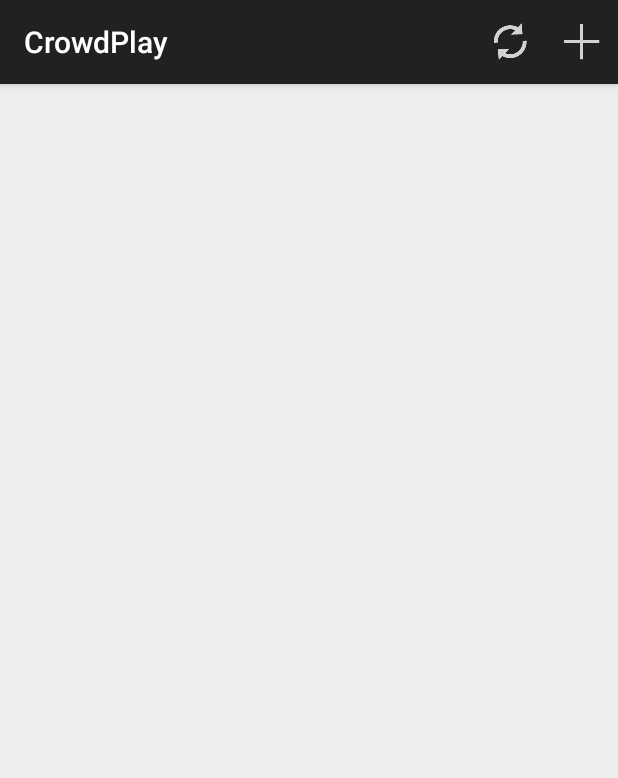
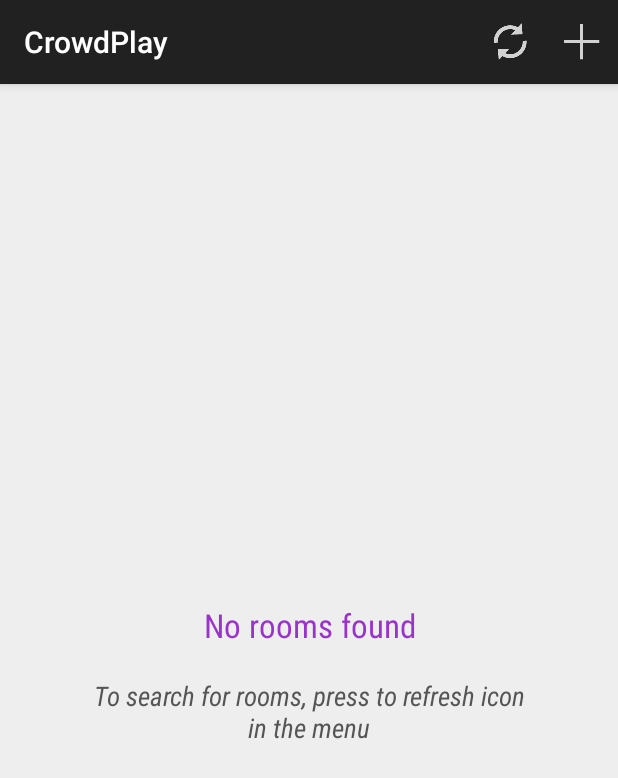
Before and after one commit to leovanhaaren/CrowdPlay, an Android app: the screen it shows after launch (RoomsOverviewActivity), on a phone screen of 412 x 824 dp. Shown: the top 778 px of the screen. Run offline under Robolectric (Android 15) with nearby library versions, the phone set to English and light mode, and no system bars; libraries missing offline, so code that uses them is left out: com.j256.ormlite; 3 statements that could not run were skipped.

Commit message:
Added empty room state

```diff
--- a/app/src/main/res/layout/activity_rooms_overview.xml
+++ b/app/src/main/res/layout/activity_rooms_overview.xml
@@ -5,12 +5,45 @@
     tools:context="com.jvrhenen.crowdplay.app.RoomsOverviewActivity"
     android:background="#eee">
 
+    <FrameLayout
+        android:layout_width="fill_parent"
+        android:layout_height="fill_parent">
+
+        <LinearLayout
+            android:orientation="vertical"
+            android:layout_width="fill_parent"
+            android:layout_height="fill_parent"
+            android:gravity="center"
+            android:layout_marginTop="3dp"
+            android:layout_marginBottom="3dp">
+
+            <TextView
+                android:layout_width="fill_parent"
+                android:layout_height="wrap_content"
+                android:text="@string/rooms_overview_emptystate_title"
+                android:layout_gravity="center"
+                android:gravity="center"
+                android:layout_margin="20dp"
+                android:textAppearance="@style/Player.EmptyState.Title" />
+
+            <TextView
+                android:layout_width="fill_parent"
+                android:layout_height="wrap_content"
+                android:text="@string/rooms_overview_emptystate_text"
+                android:layout_gravity="center"
+                android:gravity="center"
+                android:textAppearance="@style/Player.EmptyState.Text"
+                android:layout_marginRight="55dp"
+                android:layout_marginLeft="55dp" />
+        </LinearLayout>
+
         <ListView
             android:layout_width="wrap_content"
             android:layout_height="wrap_content"
             android:id="@+id/listView"
             android:layout_alignParentLeft="true"
             android:layout_alignParentStart="true"
-        android:layout_alignParentTop="true"
-        android:longClickable="true" />
+            android:longClickable="true"
+            android:background="#eee" />
+    </FrameLayout>
 </RelativeLayout>
--- a/app/src/main/res/values/strings.xml
+++ b/app/src/main/res/values/strings.xml
@@ -13,6 +13,9 @@
     <string name="rooms_overview_dialog_cancel">Cancel</string>
     <string name="rooms_overview_dialog_ok">Ok</string>
 
+    <string name="rooms_overview_emptystate_title">No rooms found</string>
+    <string name="rooms_overview_emptystate_text">To search for rooms, press to refresh icon in the menu</string>
+
     <string name="room_play_action_broadcast">Broadcast room</string>
     <string name="room_play_action_edit">Edit room</string>
 
--- a/app/src/main/res/values/styles.xml
+++ b/app/src/main/res/values/styles.xml
@@ -5,15 +5,7 @@
         <!-- Customize your theme here. -->
     </style>
 
-    <style name="PlayListItem.Track" parent="@android:style/TextAppearance.Medium">
-        <item name="android:textColor">#363636</item>
-        <item name="android:fontFamily">sans-serif-light</item>
-        <item name="android:textStyle">normal</item>
-    </style>
-    <style name="PlayListItem.Album" parent="PlayListItem.Track">
-        <item name="android:textColor">#777777</item>
-    </style>
-
+    <!-- Custom styles for rooms activity -->
     <style name="RoomListItem.Name" parent="PlayListItem.Track">
 
     </style>
@@ -33,6 +25,18 @@
         <item name="android:textStyle">normal</item>
     </style>
 
+    <!-- Custom styles for player activity -->
+    <style name="Player.EmptyState.Title" parent="@android:style/TextAppearance.Large">
+        <item name="android:textColor">#9933cc</item>
+        <item name="android:fontFamily">sans-serif-condensed</item>
+        <item name="android:textStyle">normal</item>
+    </style>
+    <style name="Player.EmptyState.Text" parent="@android:style/TextAppearance.Medium">
+        <item name="android:textColor">#555555</item>
+        <item name="android:fontFamily">sans-serif-condensed</item>
+        <item name="android:textStyle">italic</item>
+    </style>
+
     <style name="Player.Track" parent="@android:style/TextAppearance.Small">
         <item name="android:textColor">#FFF</item>
         <item name="android:fontFamily">sans-serif-light</item>
@@ -44,4 +48,13 @@
         <item name="android:textAllCaps">true</item>
     </style>
 
+    <style name="PlayListItem.Track" parent="@android:style/TextAppearance.Medium">
+        <item name="android:textColor">#363636</item>
+        <item name="android:fontFamily">sans-serif-light</item>
+        <item name="android:textStyle">normal</item>
+    </style>
+    <style name="PlayListItem.Album" parent="PlayListItem.Track">
+        <item name="android:textColor">#777777</item>
+    </style>
+
 </resources>
```
Lines whose indentation alone changed are shown as unchanged.
